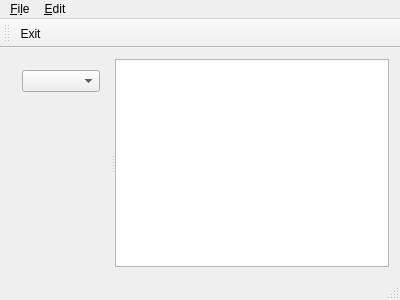
This is mainwindow.ui in PLLUG-Community-C-Qt-Roadmap/menu_editor as Qt 5 draws it before an edit. The edited form follows.
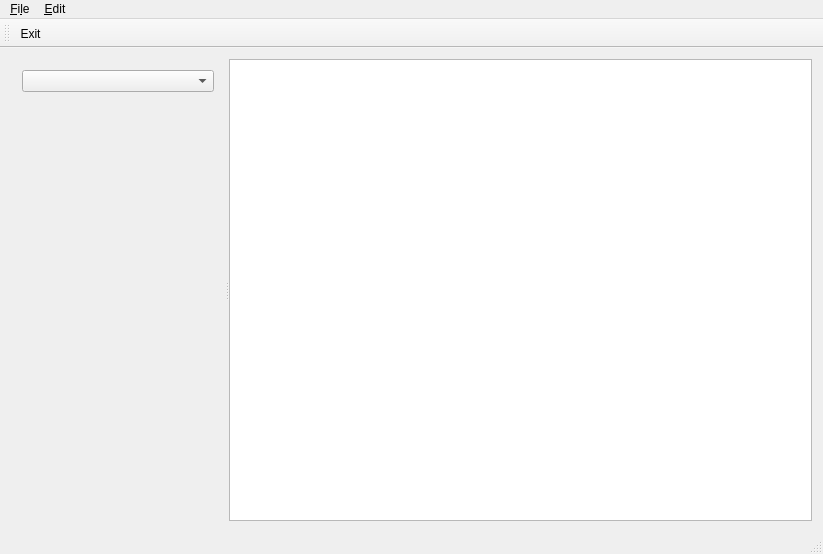
This is the edited form. Custom widgets are drawn as their Qt base class.

Commit message: Added UI for editor delegate. Customized size of main window.

What changed in the file:
```diff
--- a/mainwindow.ui
+++ b/mainwindow.ui
@@ -6,8 +6,8 @@
    <rect>
     <x>0</x>
     <y>0</y>
-    <width>400</width>
-    <height>300</height>
+    <width>823</width>
+    <height>554</height>
    </rect>
   </property>
   <property name="windowTitle">
@@ -31,6 +31,12 @@
        </layout>
       </widget>
       <widget class="QPlainTextEdit" name="menuTextEdit">
+       <property name="minimumSize">
+        <size>
+         <width>400</width>
+         <height>0</height>
+        </size>
+       </property>
        <property name="font">
         <font>
          <family>Courier New</family>
@@ -46,7 +52,7 @@
     <rect>
      <x>0</x>
      <y>0</y>
-     <width>400</width>
+     <width>823</width>
      <height>29</height>
     </rect>
    </property>
```
The commit also changes 4 other files.
